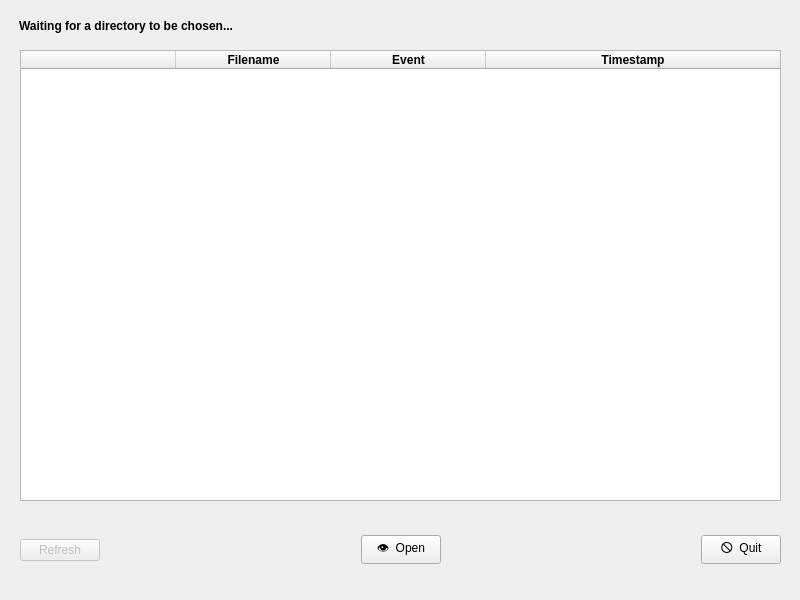
Before: the Qt Designer form Qt/directoryoverwatch.ui in Skimmeroni/CPlusPlus-Unimib-Progetto, drawn with Qt 5.
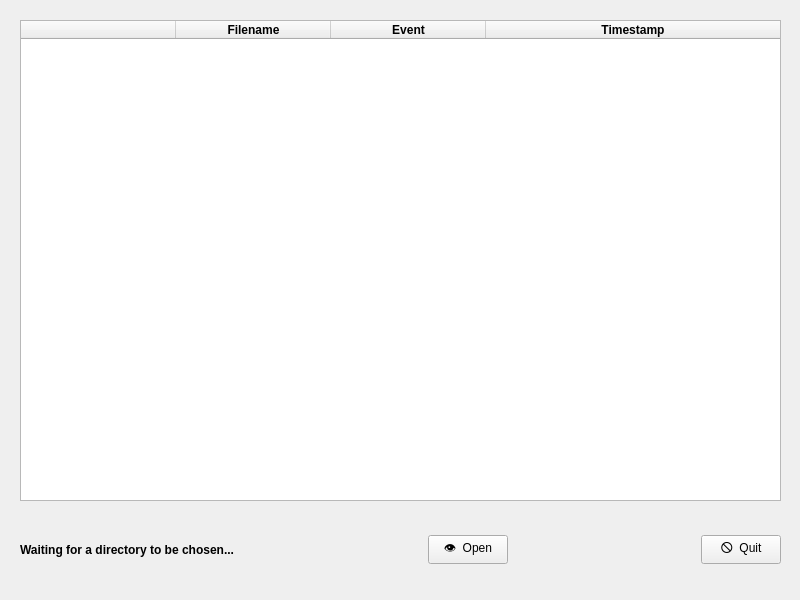
After: the same form once the commit is applied.

Commit message: Reso il timer funzionante (rimosso Refresh)

```diff
--- a/Qt/directoryoverwatch.ui
+++ b/Qt/directoryoverwatch.ui
@@ -30,9 +30,9 @@
     <property name="geometry">
      <rect>
       <x>20</x>
-      <y>50</y>
+      <y>20</y>
       <width>761</width>
-      <height>451</height>
+      <height>481</height>
      </rect>
     </property>
     <property name="showGrid">
@@ -106,12 +106,14 @@
     </property>
     <layout class="QHBoxLayout" name="horizontalLayout">
      <item>
-      <widget class="QPushButton" name="refresh">
-       <property name="enabled">
-        <bool>false</bool>
+      <widget class="QLabel" name="infoLabel">
+       <property name="font">
+        <font>
+         <bold>true</bold>
+        </font>
        </property>
        <property name="text">
-        <string>Refresh</string>
+        <string>Waiting for a directory to be chosen...</string>
        </property>
       </widget>
      </item>
@@ -157,30 +159,6 @@
      </item>
     </layout>
    </widget>
-   <widget class="QWidget" name="horizontalLayoutWidget_2">
-    <property name="geometry">
-     <rect>
-      <x>19</x>
-      <y>10</y>
-      <width>761</width>
-      <height>31</height>
-     </rect>
-    </property>
-    <layout class="QHBoxLayout" name="horizontalLayout_2">
-     <item>
-      <widget class="QLabel" name="infoLabel">
-       <property name="font">
-        <font>
-         <bold>true</bold>
-        </font>
-       </property>
-       <property name="text">
-        <string>Waiting for a directory to be chosen...</string>
-       </property>
-      </widget>
-     </item>
-    </layout>
-   </widget>
   </widget>
  </widget>
  <resources/>
```
The commit also changes 2 other files.
